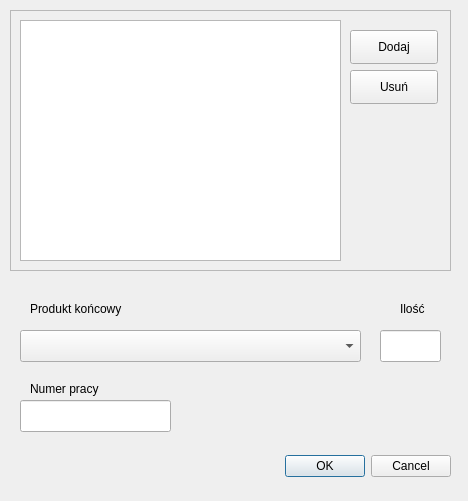
This is preparework.ui in lkucz/magazyn as Qt 5 draws it before an edit. The edited form follows.
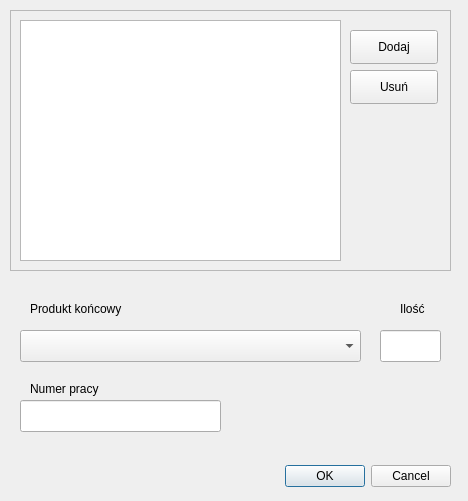
This is the edited form.

Diff of the .ui file:
```diff
--- a/preparework.ui
+++ b/preparework.ui
@@ -17,7 +17,7 @@
    <property name="geometry">
     <rect>
      <x>110</x>
-     <y>450</y>
+     <y>460</y>
      <width>341</width>
      <height>32</height>
     </rect>
@@ -106,7 +106,7 @@
     <rect>
      <x>20</x>
      <y>400</y>
-     <width>151</width>
+     <width>201</width>
      <height>32</height>
     </rect>
    </property>
```
Left out of the diff: 56 changed lines with no effect on the pictures.
